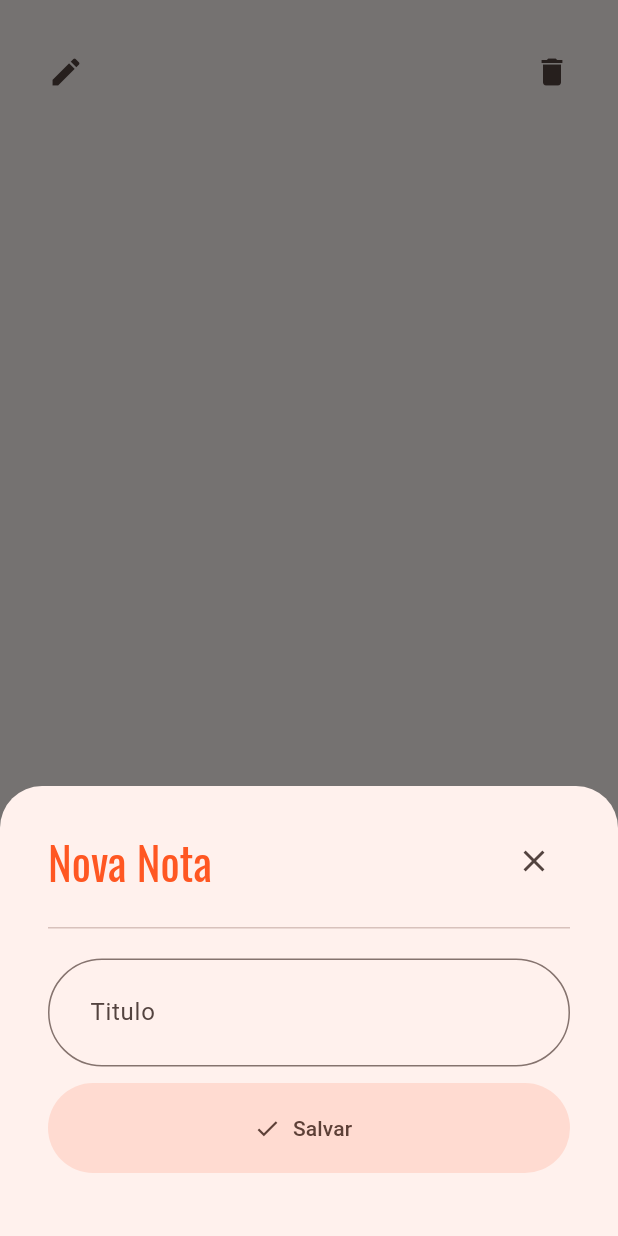
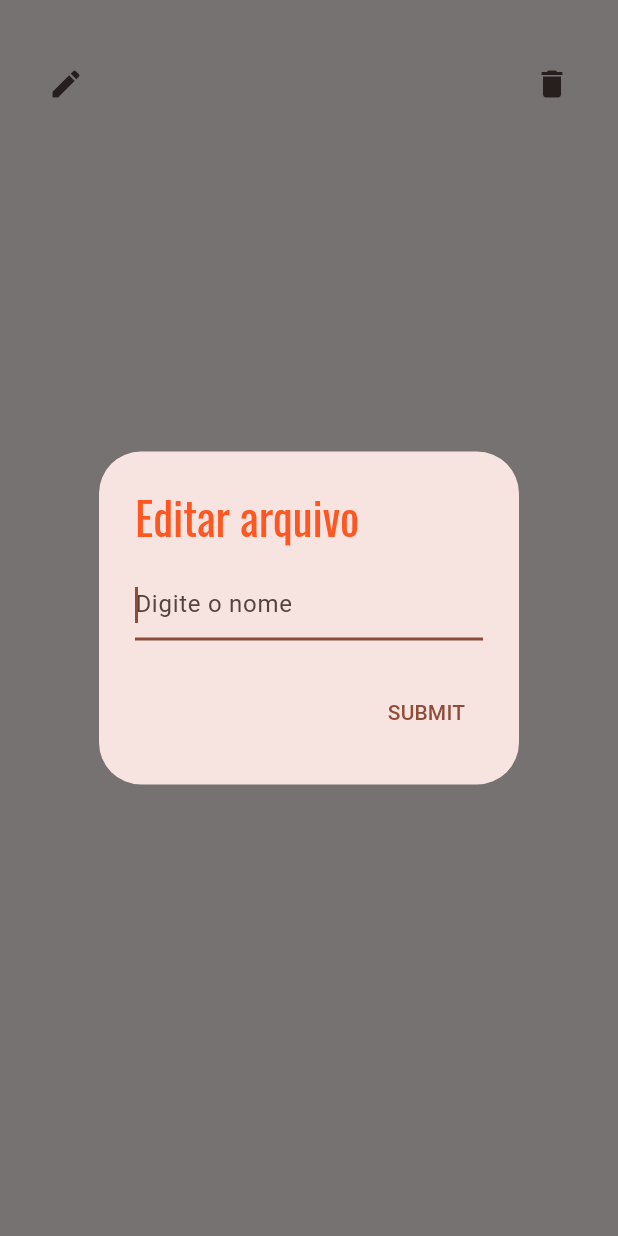
Before and after one commit to isabellongo/Projeto_Dev_mobile, a Flutter app: the TileNoteWidget widget shown alone on an empty page, opened directly with empty values, after a tap on the "edit" icon, on a phone screen of 412 x 824 dp. Run offline on Flutter 3.47's test engine with Material 3 defaults, Android fonts, the phone set to English and light mode, and no system bars; our stand-ins replace go_router, google_fonts, hive, hive_flutter; accounts and stored records are empty.

Commit message:
added edit popup and fixed note titles and subtitles

```diff
--- a/projeto/lib/controllers/notes_controller.dart
+++ b/projeto/lib/controllers/notes_controller.dart
@@ -7,6 +7,7 @@ class NotesController extends ChangeNotifier {
   final NotesRepository notesRepository;
   List<Note> notes = [];
   bool loading = true;
+
 
   NotesController(this.notesRepository) {
     load();
@@ -29,7 +30,7 @@ class NotesController extends ChangeNotifier {
   Future<bool> save(String text) async {
     final note = Note(
       id: text,
-      title: 'Scanned at ${DateTime.now()}',
+      title: 'Escaneado em ${DateTime.now()}',
       text: text,
       lastEditedDateTime: DateTime.now(),
     );
@@ -45,7 +46,7 @@ class NotesController extends ChangeNotifier {
     return Future.value(false);
   }
 
-  Future<void> editNote(int index) async {
+  Future<void> editNote(int index, String title) async {
     final note = notes[index].copyWith(title: notes[index].title, text: notes[index].text);
     notes.replaceRange(index, index + 1, [note]);
 
--- a/projeto/lib/pages/notes_page.dart
+++ b/projeto/lib/pages/notes_page.dart
@@ -37,7 +37,7 @@ class _NotesPageState extends State<NotesPage> {
               child: TileNoteWidget(
                 titleNote: notes[index].title,
                 textNote: notes[index].text,
-                editNote: () => controller.editNote(index),
+                editNote: () => controller.editNote(index,notes[index].text),
                 deleteNote: () => controller.removeNote(index),
               ),
             ),
--- a/projeto/lib/widgets/tile_note_widget.dart
+++ b/projeto/lib/widgets/tile_note_widget.dart
@@ -17,13 +17,12 @@ class TileNoteWidget extends NoteWidget {
       contentPadding: const EdgeInsets.all(20),
       leading: IconButton(
         icon: const Icon(Icons.edit),
-        onPressed: () => showModalBottomSheet(
-          context: context,
-          isScrollControlled: true,
-          builder: (_) => AddNoteDialog(),
-        ),
+        onPressed: () => {
+          openDialog(context),
+        },
       ),
-      title: Text(titleNote),
+      title: Text(textNote),
+      subtitle: Text(titleNote),
       trailing: IconButton(
         icon: const Icon(Icons.delete),
         onPressed: deleteNote,
@@ -33,4 +32,29 @@ class TileNoteWidget extends NoteWidget {
       ),
     );
   }
+
+  Future openDialog(BuildContext context) => showDialog(
+        context: context,
+        builder: (context) => AlertDialog(
+          title:  Text(
+                    'Editar arquivo',
+                    style: Theme.of(context).textTheme.titleLarge,
+                  ),
+          content: TextField(
+            autofocus:true,
+            decoration: InputDecoration(hintText: ('Digite o nome'))
+          ),
+          actions: [
+            TextButton(
+              child: Text('SUBMIT'),
+              onPressed: () => submit(context),
+           )
+         ],
+        )
+      );
+
+  void submit(BuildContext context){
+   // Navigator.of(context).pop()
+  }
+
 }
```
